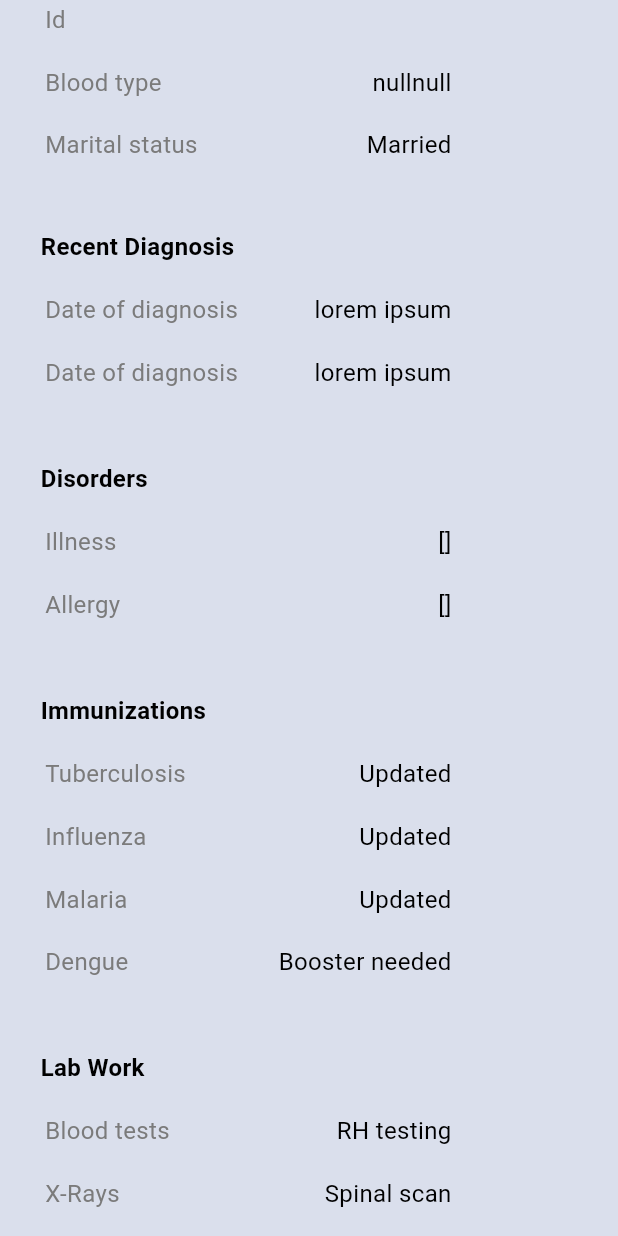
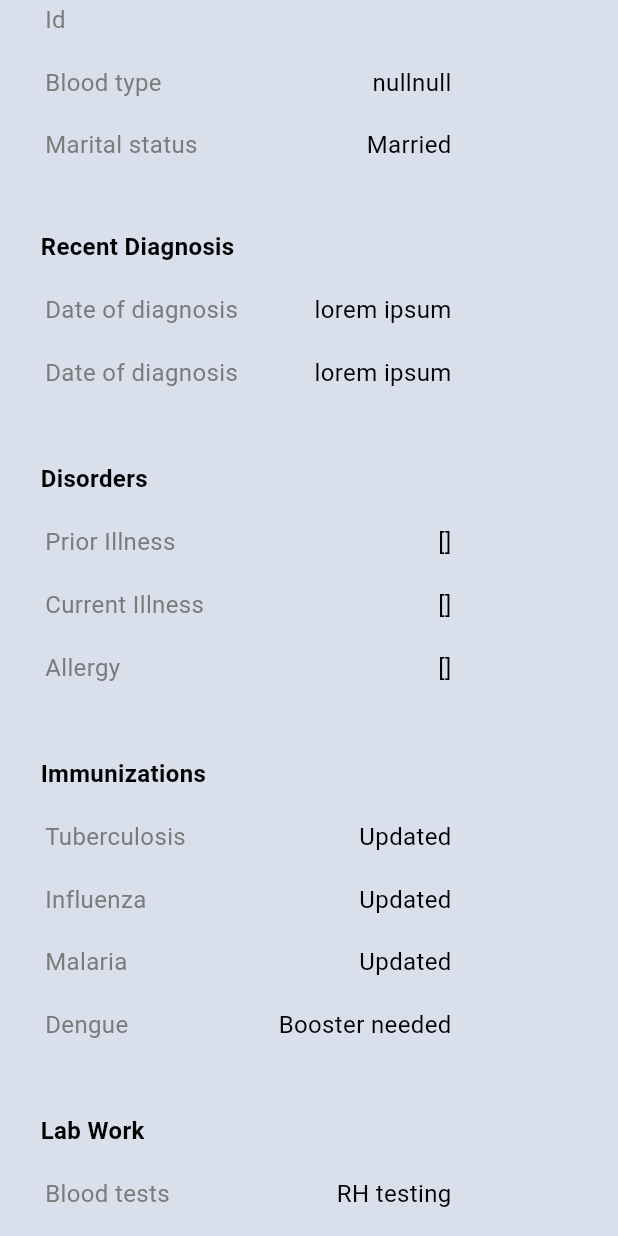
Before and after one commit to jorkd21/MediPal, a Flutter app: the GetPatientData screen opened directly with empty values, scrolled down 576 dp, on a phone screen of 412 x 824 dp. Run offline on Flutter 3.47's test engine with Material 3 defaults, Android fonts, the phone set to English and light mode, and no system bars; our stand-ins replace cloud_firestore, firebase_analytics, firebase_auth, firebase_core, firebase_database; missing offline and left inert: firebase_ui_auth, firebase_ui_oauth_google; accounts and stored records are empty; generated files the repository leaves out were written again.

Commit message:
Added prevIllness
Adding previous illness listing to patientpage.

```diff
--- a/lib/forms/patient_data.dart
+++ b/lib/forms/patient_data.dart
@@ -266,14 +266,14 @@ class GetPatientDataState extends State<GetPatientData> {
                         ),
                       ],
                     ),
-                    for (int i = 0; i < 2; i++)
+                    for (int i = 0; i < 3; i++)
                     Row(
                       mainAxisAlignment: MainAxisAlignment.spaceBetween,
                       children: [
                         Padding(
                           padding: EdgeInsets.only(top: 18.92, left: 30),
                           child: Text(
-                            i == 0 ? 'Illness' : 'Allergy',
+                            i == 0 ? 'Prior Illness' : i == 1 ? 'Current Illness' : 'Allergy',
                             style: TextStyle(
                               color: Color(0xFF7B7B7B),
                               fontWeight: FontWeight.normal,
@@ -284,7 +284,7 @@ class GetPatientDataState extends State<GetPatientData> {
                         Padding(
                           padding: EdgeInsets.only(top: 18.92, right: 111),
                           child: Text(
-                            i == 0 ? '${_patient.currIllness}' : '${_patient.allergies}',
+                            i == 0 ? '${_patient.prevIllness}' : i == 1 ? '${_patient.currIllness}' : '${_patient.allergies}',
                             style: TextStyle(
                               color: Colors.black,
                               fontWeight: FontWeight.normal,
```
